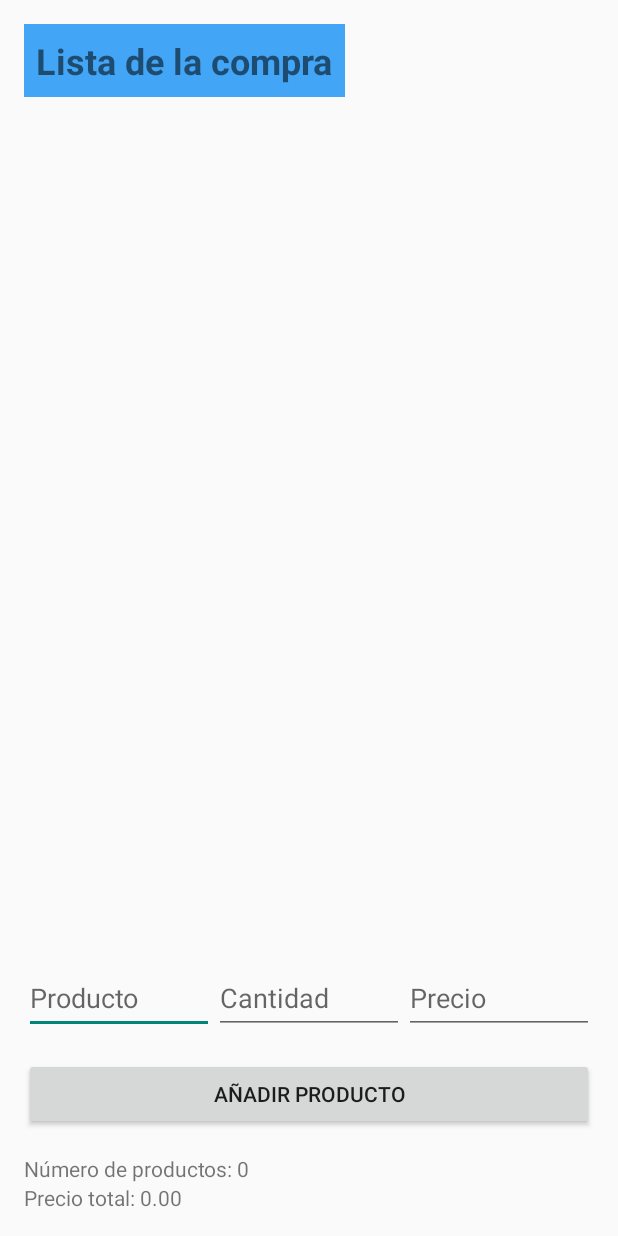
After one commit to siraglez/ListaCompra, an Android app built with Jetpack Compose: the layout activity_main.xml on its own in the app's theme, with its tools: preview values and no code run, on a phone screen of 412 x 824 dp. The commit adds this screen. Run offline under Robolectric (Android 15) with nearby library versions, the phone set to English and light mode, and no system bars.

Commit message:
implementar estilo

```diff
--- /dev/null
+++ b/app/src/main/res/layout/activity_main.xml
@@ -0,0 +1,83 @@
+<?xml version="1.0" encoding="utf-8"?>
+<LinearLayout xmlns:android="http://schemas.android.com/apk/res/android"
+    android:layout_width="match_parent"
+    android:layout_height="match_parent"
+    android:orientation="vertical"
+    android:padding="16dp">
+
+    <!-- Título de la lista de la compra -->
+    <TextView
+        android:id="@+id/textViewTitle"
+        android:layout_width="wrap_content"
+        android:layout_height="wrap_content"
+        android:background="@color/colorPrimary"
+        android:gravity="center"
+        android:padding="8dp"
+        android:text="Lista de la compra"
+        android:textSize="24sp"
+        android:textStyle="bold"
+        android:layout_marginBottom="16dp" />
+
+    <!-- Lista de productos -->
+    <ListView
+        android:id="@+id/listViewProducts"
+        android:layout_width="match_parent"
+        android:layout_height="0dp"
+        android:layout_weight="1" />
+
+    <!-- Contenedor para los campos de entrada -->
+    <LinearLayout
+        android:layout_width="match_parent"
+        android:layout_height="wrap_content"
+        android:orientation="horizontal"
+        android:layout_marginTop="16dp">
+
+        <EditText
+            android:id="@+id/editTextProductName"
+            android:layout_width="0dp"
+            android:layout_height="wrap_content"
+            android:layout_weight="1"
+            android:hint="Producto"
+            android:minHeight="48dp" />
+
+        <EditText
+            android:id="@+id/editTextQuantity"
+            android:layout_width="0dp"
+            android:layout_height="wrap_content"
+            android:layout_weight="1"
+            android:hint="Cantidad"
+            android:inputType="number"
+            android:minHeight="48dp" />
+
+        <EditText
+            android:id="@+id/editTextPrice"
+            android:layout_width="0dp"
+            android:layout_height="wrap_content"
+            android:layout_weight="1"
+            android:hint="Precio"
+            android:inputType="numberDecimal"
+            android:minHeight="48dp" />
+    </LinearLayout>
+
+    <!-- Botón para añadir producto -->
+    <Button
+        android:id="@+id/buttonAdd"
+        android:layout_width="match_parent"
+        android:layout_height="wrap_content"
+        android:text="Añadir Producto"
+        android:layout_marginTop="16dp" />
+
+    <!-- TextViews para mostrar el total de productos y el precio total -->
+    <TextView
+        android:id="@+id/textViewTotalItems"
+        android:layout_width="wrap_content"
+        android:layout_height="wrap_content"
+        android:text="Número de productos: 0"
+        android:layout_marginTop="16dp" />
+
+    <TextView
+        android:id="@+id/textViewTotalPrice"
+        android:layout_width="wrap_content"
+        android:layout_height="wrap_content"
+        android:text="Precio total: 0.00" />
+</LinearLayout>
```
Also changed, not shown: app/src/main/res/layout/item_product.xml (added, +7 -0 lines), app/src/main/res/values/colors.xml (+10 -7 lines), app/src/main/res/values/style.xml (added, +53 -0 lines).
